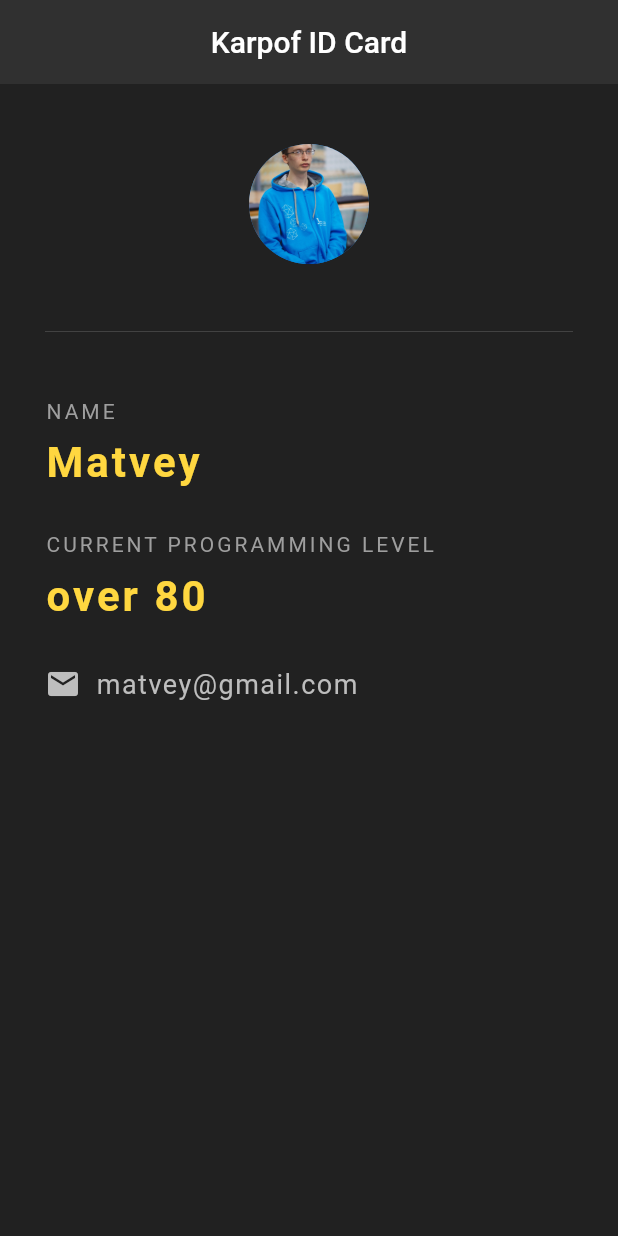
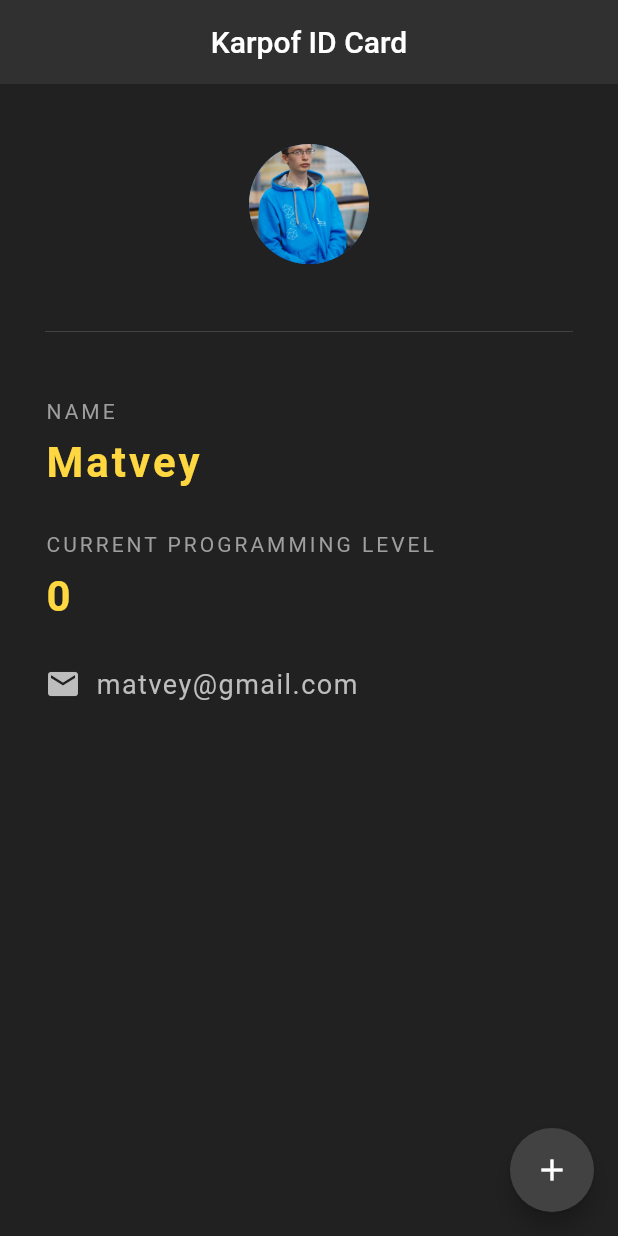
Before and after one commit to matvey22122/FirstFlutterApp, a Flutter app: the screen it shows after launch, on a phone screen of 412 x 824 dp. Run offline on Flutter 3.47's test engine with Material 2 defaults, Android fonts, the phone set to English and light mode, and no system bars.

Commit message:
add button and stful widget -> great!

```diff
--- a/lib/main.dart
+++ b/lib/main.dart
@@ -5,7 +5,14 @@ void main() => runApp(MaterialApp(
   home: Card(),
 ));
 
-class Card extends StatelessWidget {
+class Card extends StatefulWidget {
+  @override
+  _CardState createState() => _CardState();
+}
+
+class _CardState extends State<Card> {
+
+  int programmingLevel = 0;
   @override
   Widget build(BuildContext context) {
     return Scaffold(
@@ -15,6 +22,15 @@ class Card extends StatelessWidget {
         centerTitle: true,
         backgroundColor: Colors.grey[850],
         elevation: 0.0,
+      ),
+      floatingActionButton: FloatingActionButton(
+        onPressed: () {
+          setState(() {
+            programmingLevel += 1;
+          });
+        },
+        child: Icon(Icons.add),
+        backgroundColor: Colors.grey[800],
       ),
       body: Padding(
         padding: EdgeInsets.fromLTRB(30.0, 40.0, 30.0, 0.0),
@@ -58,7 +74,7 @@ class Card extends StatelessWidget {
             ),
             SizedBox(height: 10.0,),
             Text(
-              'over 80',
+              '$programmingLevel',
               style: TextStyle(
                   color: Colors.amberAccent[200],
                   letterSpacing: 2.0,
```
